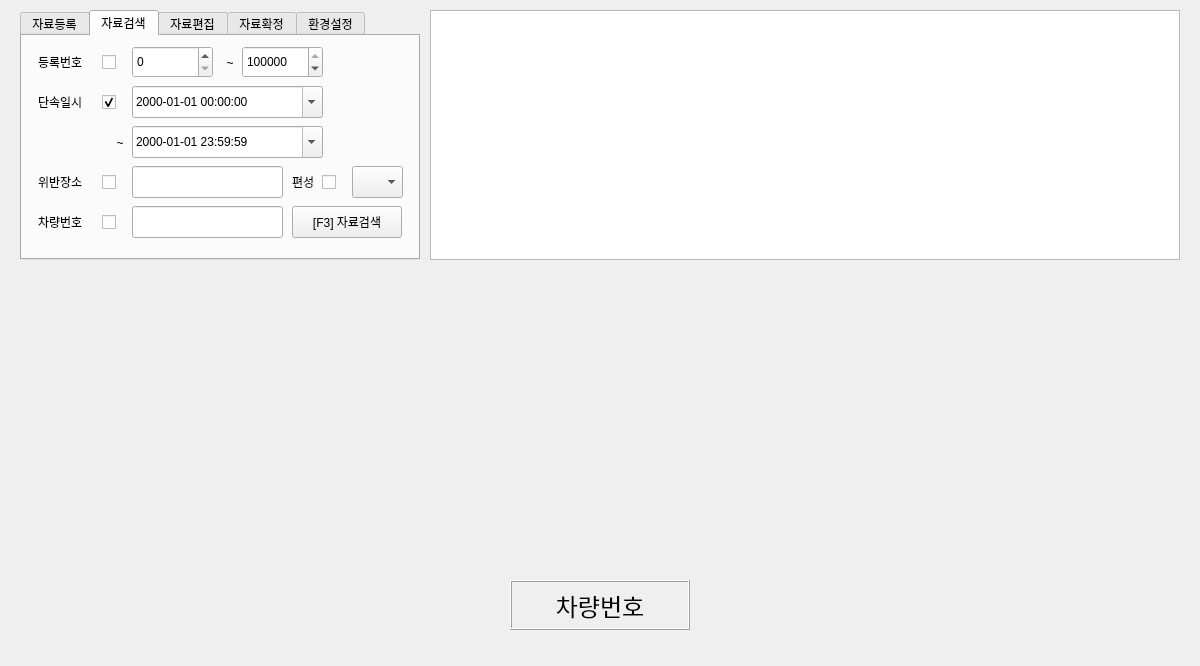
Qt form MainWindow.ui (lbestestl/PRIM) before a commit.
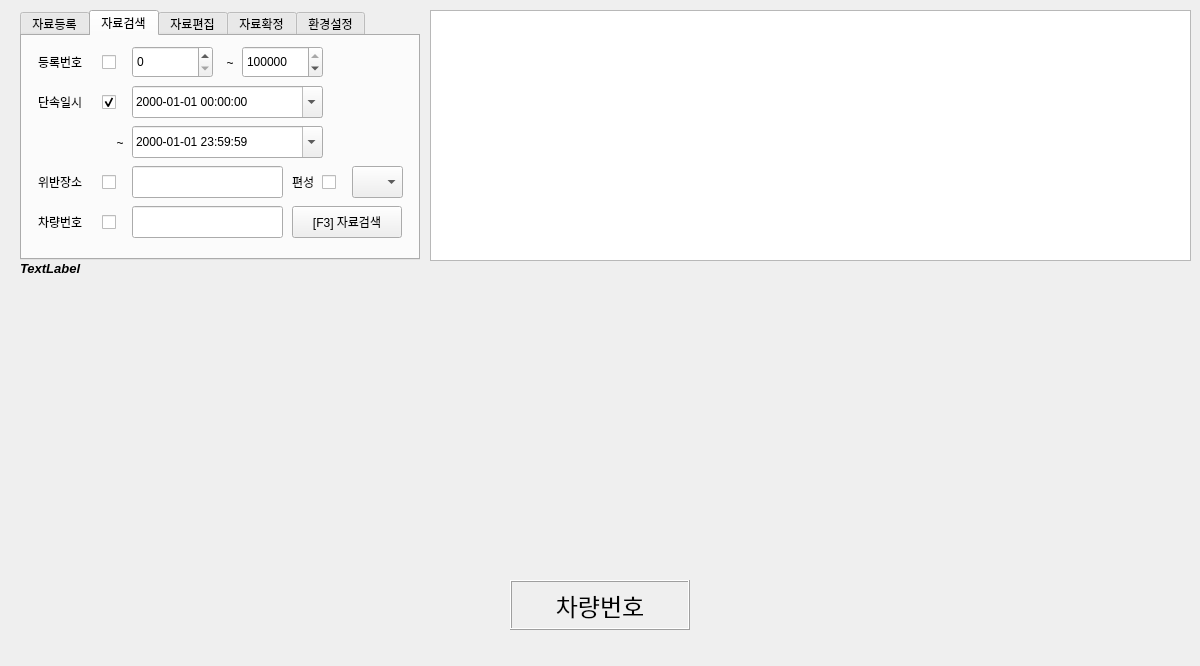
The same form after that commit.

Commit message: TableView를 이용하여 db와 바로연결, 검색과 삭제가 작동(설계 변경 필요)

Patch:
```diff
--- a/MainWindow.ui
+++ b/MainWindow.ui
@@ -96,72 +96,6 @@
      <bool>true</bool>
     </property>
    </widget>
-   <widget class="QTableWidget" name="tableWidget">
-    <property name="geometry">
-     <rect>
-      <x>430</x>
-      <y>10</y>
-      <width>750</width>
-      <height>250</height>
-     </rect>
-    </property>
-    <property name="font">
-     <font>
-      <pointsize>10</pointsize>
-      <weight>75</weight>
-      <bold>true</bold>
-     </font>
-    </property>
-    <property name="editTriggers">
-     <set>QAbstractItemView::NoEditTriggers</set>
-    </property>
-    <property name="tabKeyNavigation">
-     <bool>false</bool>
-    </property>
-    <property name="sortingEnabled">
-     <bool>true</bool>
-    </property>
-    <attribute name="horizontalHeaderVisible">
-     <bool>false</bool>
-    </attribute>
-    <attribute name="horizontalHeaderDefaultSectionSize">
-     <number>130</number>
-    </attribute>
-    <attribute name="horizontalHeaderMinimumSectionSize">
-     <number>20</number>
-    </attribute>
-    <attribute name="verticalHeaderVisible">
-     <bool>false</bool>
-    </attribute>
-    <attribute name="verticalHeaderDefaultSectionSize">
-     <number>25</number>
-    </attribute>
-    <column>
-     <property name="text">
-      <string>등록번호</string>
-     </property>
-    </column>
-    <column>
-     <property name="text">
-      <string>차량번호</string>
-     </property>
-    </column>
-    <column>
-     <property name="text">
-      <string>단속일시</string>
-     </property>
-    </column>
-    <column>
-     <property name="text">
-      <string>위반장소</string>
-     </property>
-    </column>
-    <column>
-     <property name="text">
-      <string>단속편성</string>
-     </property>
-    </column>
-   </widget>
    <widget class="QLabel" name="label_5">
     <property name="geometry">
      <rect>
@@ -1146,6 +1080,49 @@
      </widget>
     </widget>
    </widget>
+   <widget class="QTableView" name="tableView">
+    <property name="geometry">
+     <rect>
+      <x>430</x>
+      <y>10</y>
+      <width>761</width>
+      <height>251</height>
+     </rect>
+    </property>
+    <property name="editTriggers">
+     <set>QAbstractItemView::NoEditTriggers</set>
+    </property>
+    <attribute name="horizontalHeaderMinimumSectionSize">
+     <number>30</number>
+    </attribute>
+    <attribute name="horizontalHeaderShowSortIndicator" stdset="0">
+     <bool>true</bool>
+    </attribute>
+    <attribute name="verticalHeaderDefaultSectionSize">
+     <number>25</number>
+    </attribute>
+   </widget>
+   <widget class="QLabel" name="label_23">
+    <property name="geometry">
+     <rect>
+      <x>20</x>
+      <y>260</y>
+      <width>1171</width>
+      <height>17</height>
+     </rect>
+    </property>
+    <property name="font">
+     <font>
+      <pointsize>10</pointsize>
+      <weight>75</weight>
+      <italic>true</italic>
+      <bold>true</bold>
+     </font>
+    </property>
+    <property name="text">
+     <string>TextLabel</string>
+    </property>
+   </widget>
   </widget>
  </widget>
  <layoutdefault spacing="6" margin="11"/>
```
Left out of the diff: 1 changed line with no effect on the pictures. The commit also changes 3 other files.
